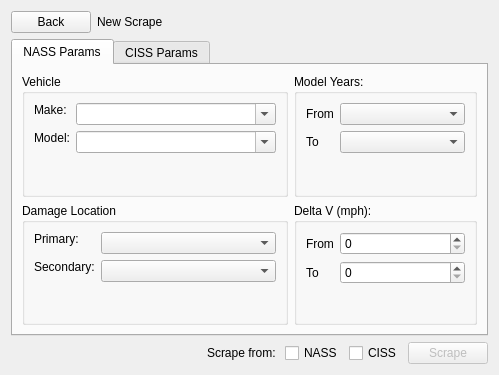
Above: src/app/ui/ScrapeMenu.ui from caden-maxwell/nhtsa-scrape before the change. Below: the same form after it.
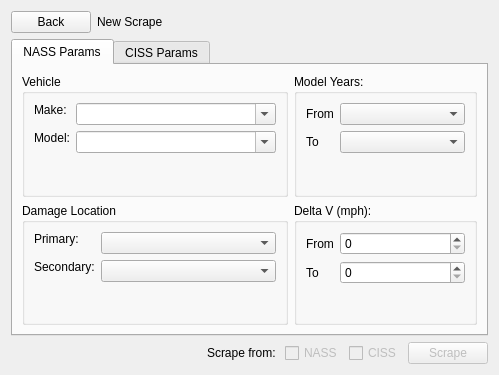
That is the form after the change.

The edit to the form file:
```diff
--- a/src/app/ui/ScrapeMenu.ui
+++ b/src/app/ui/ScrapeMenu.ui
@@ -38,6 +38,9 @@
      </item>
      <item>
       <widget class="QCheckBox" name="nassCheckbox">
+       <property name="enabled">
+        <bool>false</bool>
+       </property>
        <property name="text">
         <string>NASS</string>
        </property>
@@ -45,6 +48,9 @@
      </item>
      <item>
       <widget class="QCheckBox" name="cissCheckbox">
+       <property name="enabled">
+        <bool>false</bool>
+       </property>
        <property name="text">
         <string>CISS</string>
        </property>
```
